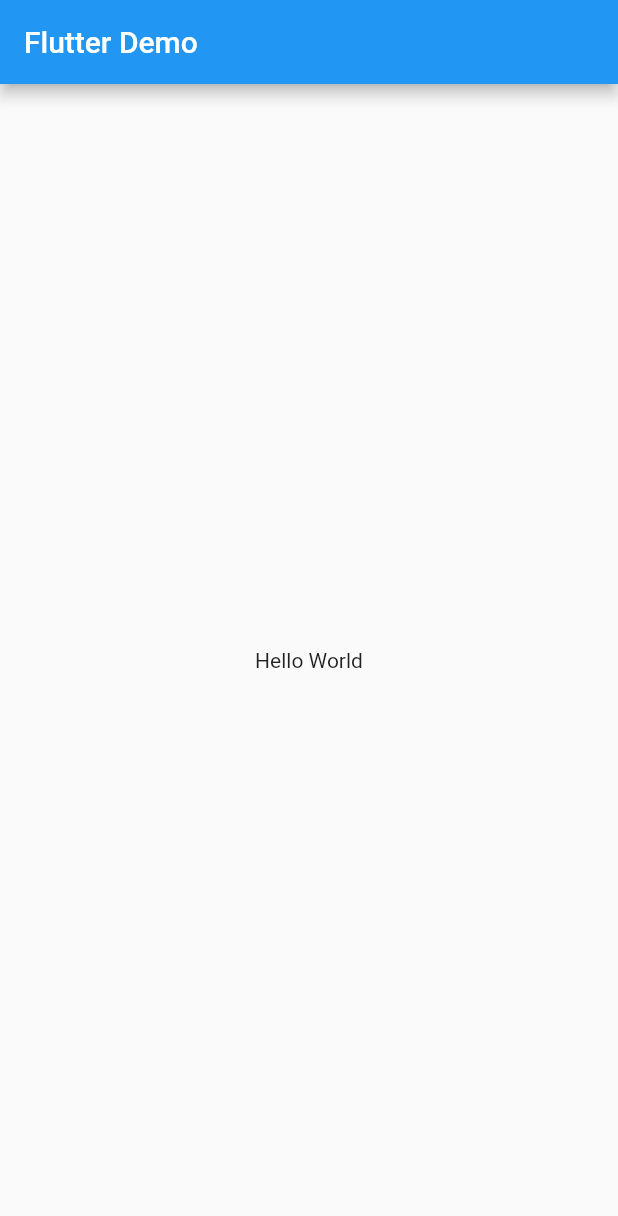
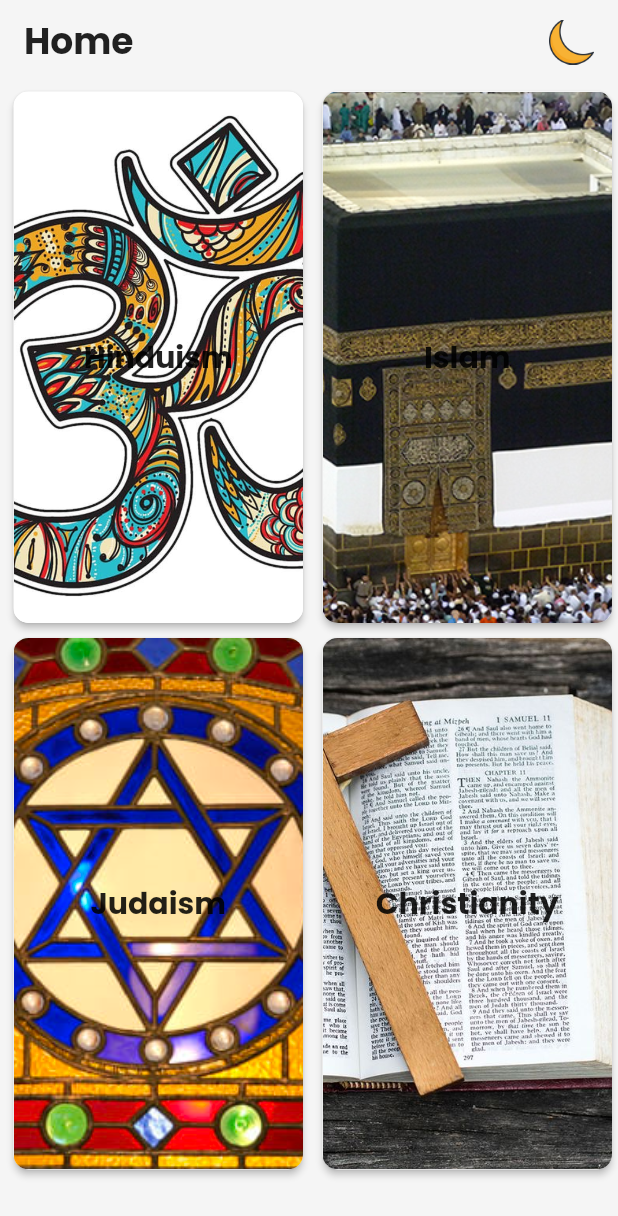
Before and after one commit to sushaanpatel/dd_eportfolio, a Flutter app: the screen it shows after launch, on a phone screen of 412 x 824 dp. Shown: the top 1216 px of the screen. Run offline on Flutter 3.47's test engine with Material 2 defaults, Android fonts, the phone set to English and light mode, and no system bars; our stand-ins replace audioplayers, google_fonts, modal_bottom_sheet; missing offline and left inert: dart:ffi.

Commit message:
App made along light mode and dark mode, all widgets done only to add logo, images, and icons. player is also done along with model. only major task left is to add information.

```diff
--- a/lib/main.dart
+++ b/lib/main.dart
@@ -1,4 +1,6 @@
+import 'package:dd_eportfolio/screens/home.dart';
 import 'package:flutter/material.dart';
+import 'package:provider/provider.dart';
 
 void main() {
   runApp(Main());
@@ -6,16 +8,42 @@
 
 class Main extends StatelessWidget {
   @override
-  Widget build(BuildContext context) {
-    return MaterialApp(
-      home: Scaffold(
-        appBar: AppBar(
-          title: const Text('Flutter Demo'),
-        ),
-        body: const Center(
-          child: Text('Hello World'),
-        ),
-      ),
-    );
+  Widget build(BuildContext context) => ChangeNotifierProvider(
+        create: (context) => ThemeP(),
+        builder: (context, _) {
+          final themeProvider = Provider.of<ThemeP>(context);
+          return MaterialApp(
+            theme: ThemeC.light,
+            darkTheme: ThemeC.dark,
+            themeMode: themeProvider.themeMode,
+            debugShowCheckedModeBanner: false,
+            home: HomePage(),
+          );
+        },
+      );
+}
+
+class ThemeC {
+  static final light = ThemeData(
+      primarySwatch: Colors.blue,
+      primaryColor: const Color(0xffe6e600),
+      brightness: Brightness.light,
+      scaffoldBackgroundColor: const Color(0xfff5f5f5),
+      colorScheme: const ColorScheme.light());
+
+  static final dark = ThemeData(
+      primarySwatch: Colors.blue,
+      primaryColor: const Color(0xffe6e600),
+      brightness: Brightness.dark,
+      scaffoldBackgroundColor: const Color(0xff222222),
+      colorScheme: const ColorScheme.dark());
+}
+
+class ThemeP extends ChangeNotifier {
+  ThemeMode themeMode = ThemeMode.light;
+  bool get isDarkMode => themeMode == ThemeMode.dark;
+  void toggleTheme(bool isDark) {
+    themeMode = isDark ? ThemeMode.dark : ThemeMode.light;
+    notifyListeners();
   }
 }
--- a/lib/screens/home.dart
+++ b/lib/screens/home.dart
@@ -0,0 +1,142 @@
+import 'package:dd_eportfolio/main.dart';
+import 'package:dd_eportfolio/screens/culture_page.dart';
+import 'package:flutter/material.dart';
+import 'package:flutter/services.dart';
+import 'package:google_fonts/google_fonts.dart';
+import 'package:provider/provider.dart';
+
+class HomePage extends StatelessWidget {
+  @override
+  Widget build(BuildContext context) {
+    return SafeArea(
+        child: Scaffold(
+            appBar: AppBar(
+              title: Row(
+                mainAxisAlignment: MainAxisAlignment.spaceBetween,
+                children: [
+                  Text('Home',
+                      style: GoogleFonts.poppins(
+                          fontSize: 24,
+                          fontWeight: FontWeight.bold,
+                          color: Theme.of(context).textTheme.bodyText1!.color)),
+                  ModeSwitch()
+                ],
+              ),
+              iconTheme: IconThemeData(
+                  color: Theme.of(context).textTheme.bodyText1!.color,
+                  size: 30),
+              centerTitle: true,
+              shadowColor: Colors.transparent,
+              backgroundColor: Theme.of(context).scaffoldBackgroundColor,
+              systemOverlayStyle: const SystemUiOverlayStyle(
+                  statusBarColor: Colors.transparent),
+            ),
+            body: HomeWidget()));
+  }
+}
+
+class HomeWidget extends StatelessWidget {
+  @override
+  Widget build(BuildContext context) {
+    return Column(
+      mainAxisSize: MainAxisSize.max,
+      children: [
+        Row(
+          mainAxisSize: MainAxisSize.max,
+          children: [
+            HomeCard("Hinduism", "assets/icons/hinduism.jpg", 0),
+            HomeCard("Islam", "assets/icons/islam.jpg", 1),
+          ],
+        ),
+        Row(
+          children: [
+            HomeCard("Judaism", "assets/icons/judaism.jpg", 3),
+            HomeCard("Christianity", "assets/icons/christianity.jpg", 2)
+          ],
+        )
+      ],
+    );
+  }
+}
+
+class HomeCard extends StatelessWidget {
+  final String _text;
+  final String _image;
+  final int id;
+  HomeCard(this._text, this._image, this.id);
+  @override
+  Widget build(BuildContext context) {
+    return Expanded(
+        child: GestureDetector(
+            onTap: () => Navigator.push(context,
+                MaterialPageRoute(builder: (context) => CulturePage(id: id))),
+            child: Padding(
+                padding: const EdgeInsets.fromLTRB(5, 1, 0, 1),
+                child: Card(
+                    shape: RoundedRectangleBorder(
+                        borderRadius: BorderRadius.circular(10)),
+                    elevation: 2,
+                    child: Container(
+                      height: MediaQuery.of(context).size.height * 0.43,
+                      decoration: BoxDecoration(
+                          borderRadius: BorderRadius.circular(10),
+                          image: DecorationImage(
+                              image: AssetImage(_image), fit: BoxFit.cover)),
+                      child: Center(
+                          child: Text(_text,
+                              style: GoogleFonts.poppins(
+                                fontSize: 20,
+                                fontWeight: FontWeight.bold,
+                              ))),
+                    )))));
+  }
+}
+
+class ModeSwitch extends StatelessWidget {
+  @override
+  Widget build(BuildContext context) {
+    final themep = Provider.of<ThemeP>(context);
+    return GestureDetector(
+        child: Image.asset(
+          themep.isDarkMode ? 'assets/icons/sun.png' : 'assets/icons/moon.png',
+          width: themep.isDarkMode ? 40 : 30,
+          height: themep.isDarkMode ? 40 : 30,
+        ),
+        onTap: () {
+          Provider.of<ThemeP>(context, listen: false)
+              .toggleTheme(!themep.isDarkMode);
+        });
+  }
+}
+
+/*ElevatedButton(
+                      onPressed: () => showModalBottomSheet(
+                          elevation: 4,
+                          isDismissible: true,
+                          shape: RoundedRectangleBorder(
+                              borderRadius: BorderRadius.circular(10)),
+                          context: context,
+                          builder: (context) {
+                            return Column(children: [
+                              Padding(
+                                  padding: const EdgeInsets.only(top: 10),
+                                  child: Image.asset(
+                                    'assets/icons/bar.png',
+                                    width: 100,
+                                  )),
+                              Text(_text,
+                                  style: GoogleFonts.poppins(
+                                      fontSize: 40,
+                                      fontWeight: FontWeight.bold))
+                            ]);
+                            // return ;
+                          }),
+                      child: Text(
+                        _text,
+                        style: GoogleFonts.poppins(
+                            fontSize: 24,
+                            fontWeight: FontWeight.bold,
+                            color:
+                                Theme.of(context).textTheme.bodyText1!.color),
+                      ),
+                    ), */
```
Also changed, not shown: lib/models/model.dart (added, +90 -0 lines), lib/models/player.dart (+44 -0 lines), lib/screens/culture_page.dart (+223 -0 lines), pubspec.yaml (+6 -2 lines), assets/icons/bar.png (added), assets/icons/christianity.jpg (added), assets/icons/hinduism.jpg (added), assets/icons/islam.jpg (added), assets/icons/judaism.jpg (added), assets/icons/moon.png (added), assets/icons/placeholder.gif (added), assets/icons/sun.png (added), lib/models/model_class.dart (deleted), pubspec.lock, 2 other files.
